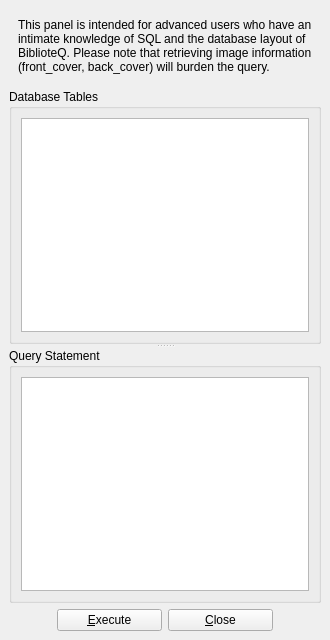
This is UI/biblioteq_customquery.ui in textbrowser/biblioteq as Qt 5 draws it before an edit. The edited form follows.
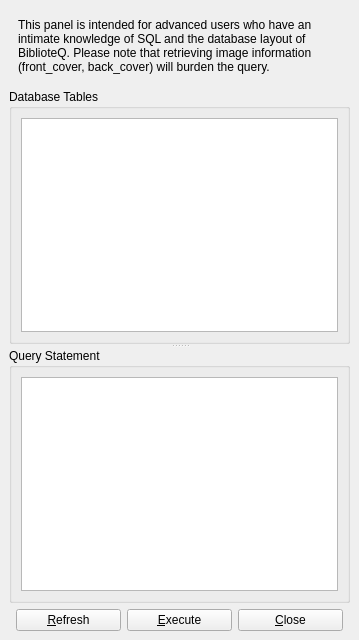
This is the edited form. Icons and pictures are not drawn.

```diff
--- a/UI/biblioteq_customquery.ui
+++ b/UI/biblioteq_customquery.ui
@@ -6,7 +6,7 @@
    <rect>
     <x>0</x>
     <y>0</y>
-    <width>330</width>
+    <width>359</width>
     <height>640</height>
    </rect>
   </property>
@@ -106,6 +106,23 @@
         </property>
        </spacer>
       </item>
+      <item>
+       <widget class="QPushButton" name="refresh_pb">
+        <property name="minimumSize">
+         <size>
+          <width>105</width>
+          <height>0</height>
+         </size>
+        </property>
+        <property name="text">
+         <string>&amp;Refresh</string>
+        </property>
+        <property name="icon">
+         <iconset resource="../Icons/icons.qrc">
+          <normaloff>:/16x16/reload.png</normaloff>:/16x16/reload.png</iconset>
+        </property>
+       </widget>
+      </item>
       <item>
        <widget class="QPushButton" name="execute_pb">
         <property name="minimumSize">
```
Left out of the diff: 7 changed lines with no effect on the pictures.
